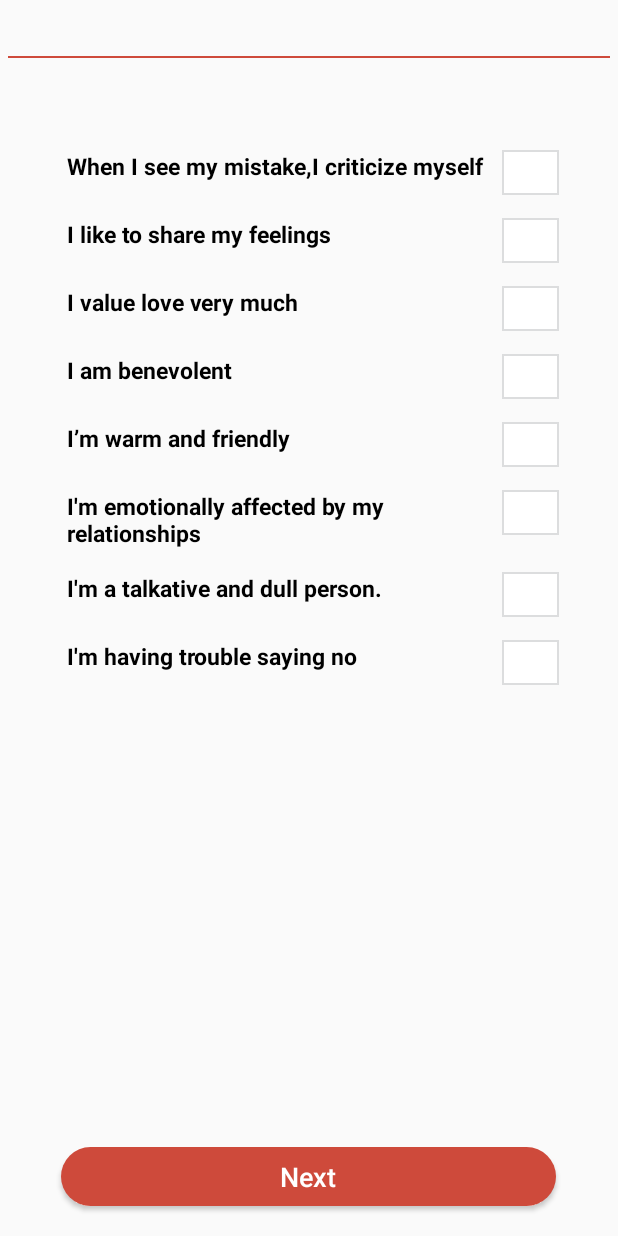
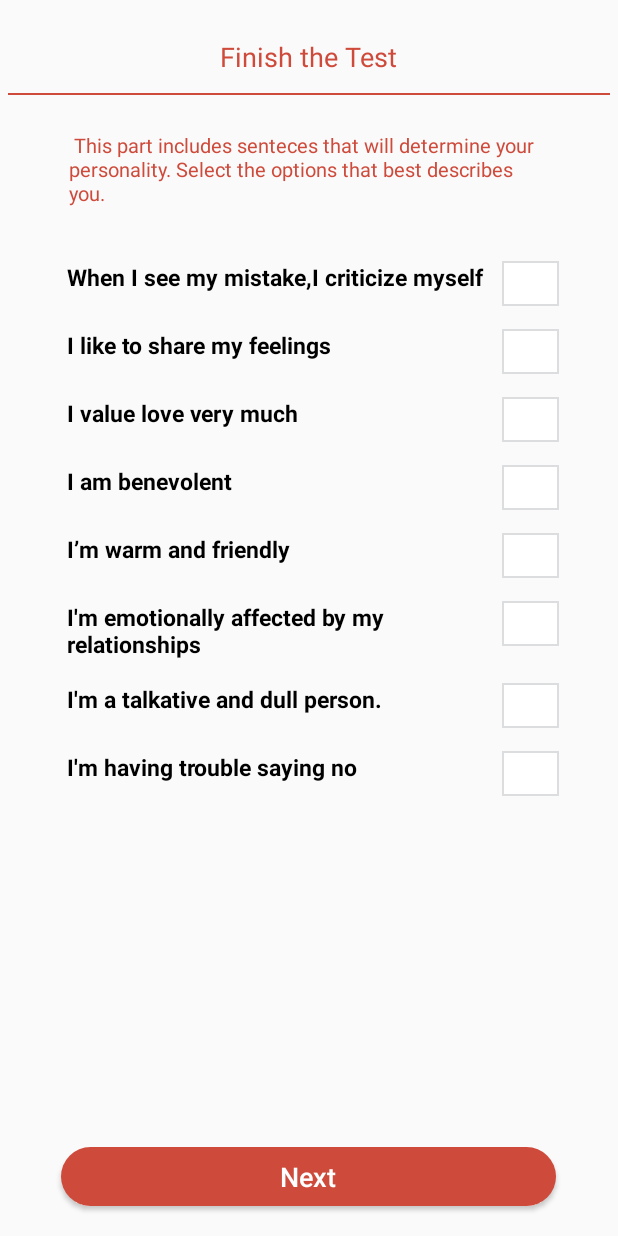
Before and after one commit to MahmoudBashir97/Enne_agram, an Android app: the Question_2_Activity screen opened directly, with no data from a screen before it, on a phone screen of 412 x 824 dp. Run offline under Robolectric (Android 15) with nearby library versions, the phone set to English and light mode, and no system bars; 1 statement that could not run was skipped.

```diff
--- a/app/src/main/res/layout-land/activity_question_2_.xml
+++ b/app/src/main/res/layout-land/activity_question_2_.xml
@@ -7,8 +7,17 @@
         android:layout_width="match_parent"
         android:layout_height="wrap_content"
         android:padding="5dp"
-        android:layout_marginTop="20dp"
-        android:layout_marginBottom="35dp">
+        android:layout_marginTop="20dp">
+
+        <TextView
+            android:id="@+id/txt_finish"
+            android:layout_width="wrap_content"
+            android:layout_height="wrap_content"
+            android:text="Finish the Test"
+            android:textSize="22sp"
+            android:textColor="#CE4A3B"
+            android:layout_centerHorizontal="true"
+            />
 
         <View
             android:id="@+id/Viw_1"
@@ -19,6 +28,19 @@
             android:layout_marginTop="12dp"
             />
 
+        <TextView
+            android:layout_below="@+id/Viw_1"
+            android:layout_width="wrap_content"
+            android:layout_height="wrap_content"
+            android:text=" This part includes senteces that will determine your personality.\n Select the options that best describes you."
+            android:textSize="14sp"
+            android:textColor="#CE4A3B"
+            android:layout_centerHorizontal="true"
+            android:layout_marginTop="14dp"
+            android:layout_marginLeft="32dp"
+            android:layout_marginRight="30dp"
+            android:padding="10dp"
+            />
     </RelativeLayout>
     <LinearLayout
         android:layout_below="@+id/rel_1"
--- a/app/src/main/res/layout-land/intro_third.xml
+++ b/app/src/main/res/layout-land/intro_third.xml
@@ -53,7 +53,7 @@
             android:layout_marginTop="10dp"
             android:text="What motivates you? What are your \n
         focuses? How do you improve \n
-        yourself? Finishthe test and get the\n
+        yourself? Finish the test and get the\n
     results!"
             android:textColor="#8A8A8A"
             android:textSize="16sp"
--- a/app/src/main/res/layout-sw600dp/activity_question_2_.xml
+++ b/app/src/main/res/layout-sw600dp/activity_question_2_.xml
@@ -7,8 +7,17 @@
         android:layout_width="match_parent"
         android:layout_height="wrap_content"
         android:padding="5dp"
-        android:layout_marginTop="20dp"
-        android:layout_marginBottom="35dp">
+        android:layout_marginTop="20dp">
+
+        <TextView
+            android:id="@+id/txt_finish"
+            android:layout_width="wrap_content"
+            android:layout_height="wrap_content"
+            android:text="Finish the Test"
+            android:textSize="25sp"
+            android:textColor="#CE4A3B"
+            android:layout_centerHorizontal="true"
+            />
 
         <View
             android:id="@+id/Viw_1"
@@ -19,6 +28,19 @@
             android:layout_marginTop="12dp"
             />
 
+        <TextView
+            android:layout_below="@+id/Viw_1"
+            android:layout_width="wrap_content"
+            android:layout_height="wrap_content"
+            android:text=" This part includes senteces that will determine your personality.\n Select the options that best describes you."
+            android:textSize="17sp"
+            android:textColor="#CE4A3B"
+            android:layout_centerHorizontal="true"
+            android:layout_marginTop="14dp"
+            android:layout_marginLeft="32dp"
+            android:layout_marginRight="30dp"
+            android:padding="10dp"
+            />
     </RelativeLayout>
     <LinearLayout
         android:layout_below="@+id/rel_1"
--- a/app/src/main/res/layout-sw600dp/intro_third.xml
+++ b/app/src/main/res/layout-sw600dp/intro_third.xml
@@ -43,7 +43,7 @@
             android:layout_marginTop="18dp"
             android:text="What motivates you? What are your \n
         focuses? How do you improve \n
-        yourself? Finishthe test and get the\n
+        yourself? Finish the test and get the\n
     results!"
             android:textColor="#8A8A8A"
             android:textSize="22sp"
--- a/app/src/main/res/layout/activity_question_2_.xml
+++ b/app/src/main/res/layout/activity_question_2_.xml
@@ -7,8 +7,17 @@
         android:layout_width="match_parent"
         android:layout_height="wrap_content"
         android:padding="5dp"
-        android:layout_marginTop="20dp"
-        android:layout_marginBottom="35dp">
+        android:layout_marginTop="20dp">
+
+        <TextView
+            android:id="@+id/txt_finish"
+            android:layout_width="wrap_content"
+            android:layout_height="wrap_content"
+            android:text="Finish the Test"
+            android:textSize="18sp"
+            android:textColor="#CE4A3B"
+            android:layout_centerHorizontal="true"
+            />
 
         <View
             android:id="@+id/Viw_1"
@@ -19,6 +28,19 @@
             android:layout_marginTop="12dp"
             />
 
+        <TextView
+            android:layout_below="@+id/Viw_1"
+            android:layout_width="wrap_content"
+            android:layout_height="wrap_content"
+            android:text=" This part includes senteces that will determine your personality. Select the options that best describes you."
+            android:textSize="13sp"
+            android:textColor="#CE4A3B"
+            android:layout_centerHorizontal="true"
+            android:layout_marginTop="14dp"
+            android:layout_marginLeft="32dp"
+            android:layout_marginRight="30dp"
+            android:padding="10dp"
+            />
     </RelativeLayout>
     <LinearLayout
         android:layout_below="@+id/rel_1"
--- a/app/src/main/res/layout/intro_third.xml
+++ b/app/src/main/res/layout/intro_third.xml
@@ -44,7 +44,7 @@
             android:layout_marginTop="18dp"
             android:text="What motivates you? What are your \n
         focuses? How do you improve \n
-        yourself? Finishthe test and get the\n
+        yourself? Finish the test and get the\n
     results!"
             android:textColor="#8A8A8A"
             android:textSize="18sp"
```
Also changed, not shown: app/src/main/res/layout-land/activity_question_3_.xml (+24 -2 lines), app/src/main/res/layout-land/activity_question_4_.xml (+26 -2 lines), app/src/main/res/layout-land/activity_question_5_.xml (+24 -2 lines), app/src/main/res/layout-land/intro_questions.xml (+24 -2 lines), app/src/main/res/layout-sw600dp/activity_question_3_.xml (+24 -2 lines), app/src/main/res/layout-sw600dp/activity_question_4_.xml (+26 -2 lines), app/src/main/res/layout-sw600dp/activity_question_5_.xml (+24 -2 lines), app/src/main/res/layout-sw600dp/intro_questions.xml (+24 -2 lines), app/src/main/res/layout/activity_question_3_.xml (+24 -2 lines), app/src/main/res/layout/activity_question_4_.xml (+26 -2 lines), app/src/main/res/layout/activity_question_5_.xml (+24 -2 lines), app/src/main/res/layout/intro_questions.xml (+24 -2 lines).
